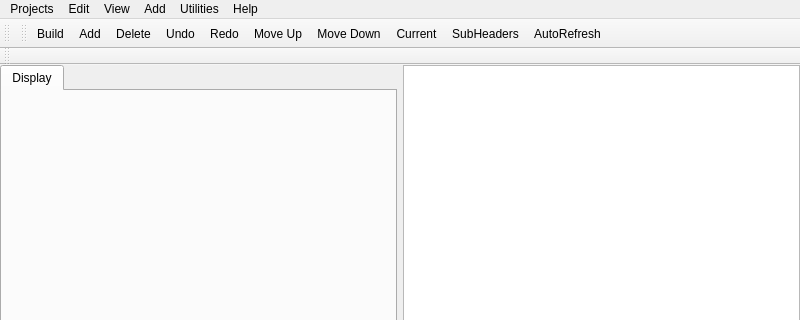
Above: lib/python/qtvcp/lib/NativeCAM-master/ncam.ui from LinuxCNC/linuxcnc before the change; both pictures show x 0 to 800 and y 0 to 320 of the 800 by 600 pixel window. Below: the same form after it.
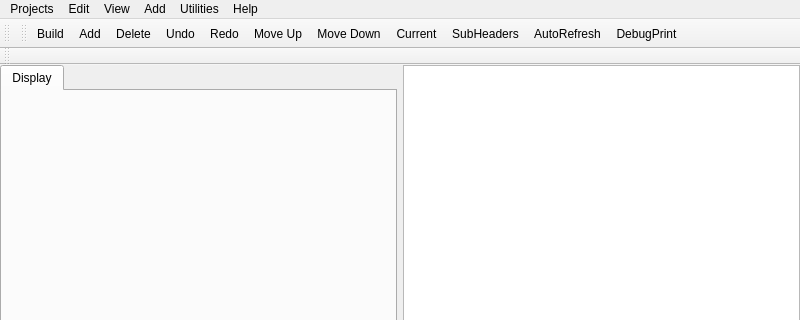
That is the form after the change.

Commit message: ncam -tool select works

The edit to the form file:
```diff
--- a/lib/python/qtvcp/lib/NativeCAM-master/ncam.ui
+++ b/lib/python/qtvcp/lib/NativeCAM-master/ncam.ui
@@ -261,6 +261,7 @@
    <addaction name="actionCurrent"/>
    <addaction name="actionSubHeaders"/>
    <addaction name="actionAutoRefresh"/>
+   <addaction name="actionDebugPrint"/>
   </widget>
   <widget class="QToolBar" name="nc_toolbar">
    <property name="windowTitle">
@@ -637,6 +638,11 @@
     <string>WindowClose</string>
    </property>
   </action>
+  <action name="actionDebugPrint">
+   <property name="text">
+    <string>DebugPrint</string>
+   </property>
+  </action>
  </widget>
  <resources/>
  <connections/>
```
The commit also changes 3 other files.
